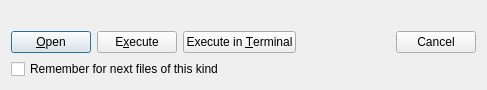
The window that src/exec-file.ui (lxqt/libfm-qt) describes before a commit, drawn with Qt 5.
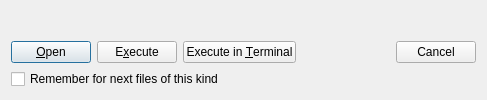
The same window after the commit. Icons and pictures are not drawn.

Commit message:
Prevent truncated labels in prompt for executing (#994)
Due do a problem that I think is a Qt bug, the prompt label might not be shown completely, unless the dialog was resized.

Closes https://github.com/lxqt/libfm-qt/issues/993

What changed in the file:
```diff
--- a/src/exec-file.ui
+++ b/src/exec-file.ui
@@ -16,6 +16,9 @@
   <layout class="QVBoxLayout" name="verticalLayout">
    <item>
     <layout class="QHBoxLayout" name="horizontalLayout_2" stretch="0,1">
+     <property name="bottomMargin">
+      <number>10</number>
+     </property>
      <item>
       <widget class="QLabel" name="icon"/>
      </item>
```
The commit also changes 1 other file.
